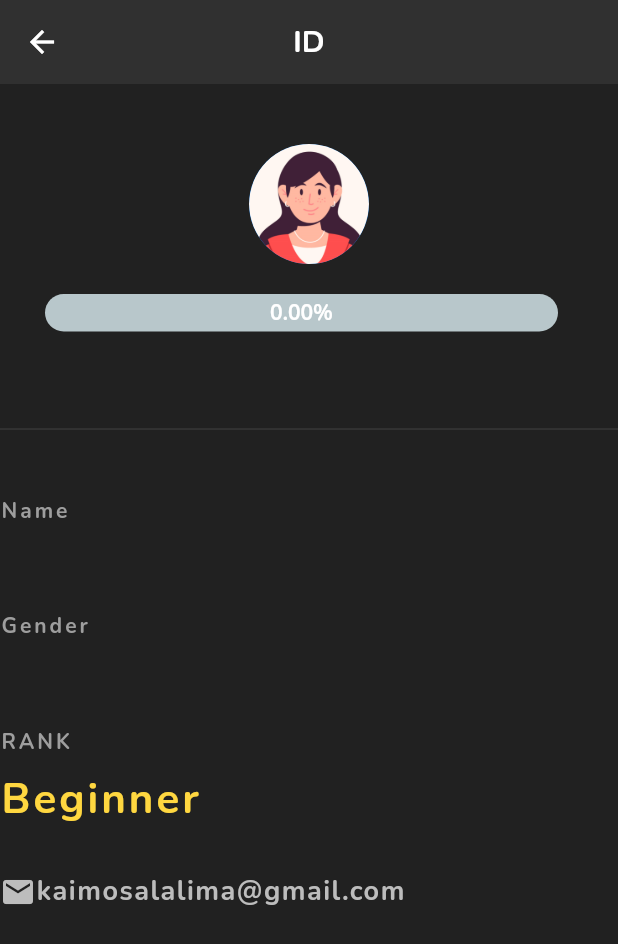
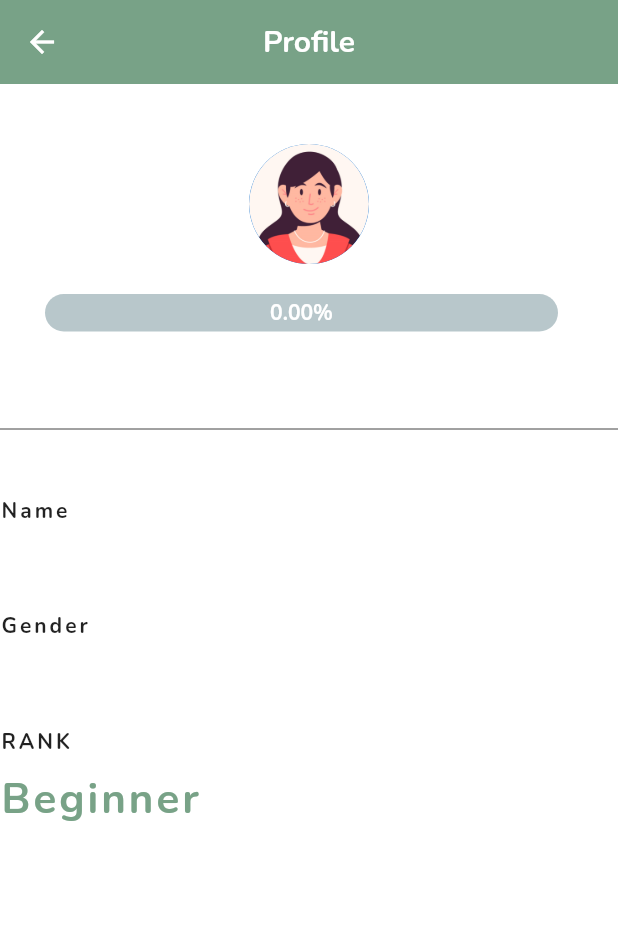
Before and after one commit to Eugene-C1/FlashCard, a Flutter app: the ID screen opened directly, on a phone screen of 412 x 824 dp. Shown: the top 944 px of the screen. Run offline on Flutter 3.47's test engine with Material 2 defaults, Android fonts, the phone set to English and light mode, and no system bars; drawn by our look-alikes of percent_indicator; our stand-ins replace after_layout, animated_splash_screen, flip_card, page_transition, shared_preferences, sqflite; accounts and stored records are empty.

Commit message:
8th commit

```diff
--- a/lib/flashcard_view.dart
+++ b/lib/flashcard_view.dart
@@ -3,7 +3,7 @@ import 'package:flutter/material.dart';
 class FlashcardView extends StatelessWidget {
   final String text;
 
-  FlashcardView({Key? key, required this.text}) : super(key: key);
+  const FlashcardView({Key? key, required this.text}) : super(key: key);
 
   @override
   Widget build(BuildContext context) {
--- a/lib/main.dart
+++ b/lib/main.dart
@@ -16,6 +16,9 @@ class MyApp extends StatelessWidget {
   Widget build(BuildContext context) {
     return MaterialApp(
       theme: ThemeData(fontFamily: "Nunito"),
+      routes: <String, WidgetBuilder>{
+        '/home': (BuildContext context) => MyHomePage()
+      },
       home: Splash(),
     );
   }
--- a/lib/profile.dart
+++ b/lib/profile.dart
@@ -1,8 +1,5 @@
 import 'package:flutter/material.dart';
-//import 'package:percent_indicator/circular_percent_indicator.dart';
 import 'package:percent_indicator/linear_percent_indicator.dart';
-import 'dart:math' as math;
-import 'package:shared_preferences/shared_preferences.dart';
 
 import 'sharedpreferences.dart';
 
@@ -58,11 +55,11 @@ class _IDState extends State<ID> {
       imagePath = 'assets/images/girl.png';
     }
     return Scaffold(
-      backgroundColor: Colors.grey[900],
+      backgroundColor: Colors.white,
       appBar: AppBar(
-        title: Text('ID'),
+        title: Text('Profile'),
         centerTitle: true,
-        backgroundColor: Colors.grey[850],
+        backgroundColor: Color(0xFFB76A185),
         elevation: 0.0,
       ),
       body: Padding(
@@ -102,7 +99,7 @@ class _IDState extends State<ID> {
             Text(
               'Name',
               style: TextStyle(
-                color: Colors.grey,
+                //color: Colors.grey,
                 letterSpacing: 2.0,
               ),
             ),
@@ -110,7 +107,8 @@ class _IDState extends State<ID> {
             Text(
               name,
               style: TextStyle(
-                color: Colors.amberAccent[200],
+                //color: Colors.amberAccent[200],
+                color: Color(0xFFB76A185),
                 letterSpacing: 2.0,
                 fontSize: 28.0,
                 fontWeight: FontWeight.bold,
@@ -120,7 +118,7 @@ class _IDState extends State<ID> {
             Text(
               'Gender',
               style: TextStyle(
-                color: Colors.grey,
+                //color: Colors.grey,
                 letterSpacing: 2.0,
               ),
             ),
@@ -128,7 +126,8 @@ class _IDState extends State<ID> {
             Text(
               gender,
               style: TextStyle(
-                color: Colors.amberAccent[200],
+                //color: Colors.amberAccent[200],
+                color: Color(0xFFB76A185),
                 letterSpacing: 2.0,
                 fontSize: 28.0,
                 fontWeight: FontWeight.bold,
@@ -138,7 +137,7 @@ class _IDState extends State<ID> {
             Text(
               'RANK',
               style: TextStyle(
-                color: Colors.grey,
+                //color: Colors.grey,
                 letterSpacing: 2.0,
               ),
             ),
@@ -146,29 +145,30 @@ class _IDState extends State<ID> {
             Text(
               'Beginner',
               style: TextStyle(
-                color: Colors.amberAccent[200],
+                //color: Colors.amberAccent[200],
+                color: Color(0xFFB76A185),
                 letterSpacing: 2.0,
                 fontSize: 28.0,
                 fontWeight: FontWeight.bold,
               ),
             ),
-            SizedBox(height: 30.0),
-            Row(
-              children: <Widget>[
-                Icon(
-                  Icons.email,
-                  color: Colors.grey[400],
-                ),
-                Text(
-                  'kaimosalalima@gmail.com',
-                  style: TextStyle(
-                    color: Colors.grey[400],
-                    fontSize: 18.0,
-                    letterSpacing: 1.0,
-                  ),
-                ),
-              ],
-            ),
+            // SizedBox(height: 30.0),
+            // Row(
+            //   children: <Widget>[
+            //     Icon(
+            //       Icons.email,
+            //       color: Colors.grey[400],
+            //     ),
+            //     Text(
+            //       'kaimosalalima@gmail.com',
+            //       style: TextStyle(
+            //         //color: Colors.grey[400],
+            //         fontSize: 18.0,
+            //         letterSpacing: 1.0,
+            //       ),
+            //     ),
+            //   ],
+            // ),
           ],
         ),
       ),
--- a/lib/resultpage.dart
+++ b/lib/resultpage.dart
@@ -147,7 +147,7 @@ class _ResultPageState extends State<ResultPage> {
               MySharedPreferences.instance.setIntegerValue('points', points);
               Navigator.of(context).pushReplacement(
                 MaterialPageRoute(
-                  builder: (context) => const MyHomePage(),
+                  builder: (context) => const ListPage(),
                 ),
               );
             },
```
Also changed, not shown: lib/flashcardpage.dart (+36 -9 lines), lib/listpage.dart (+23 -14 lines), lib/quizpage.dart (+70 -25 lines).
